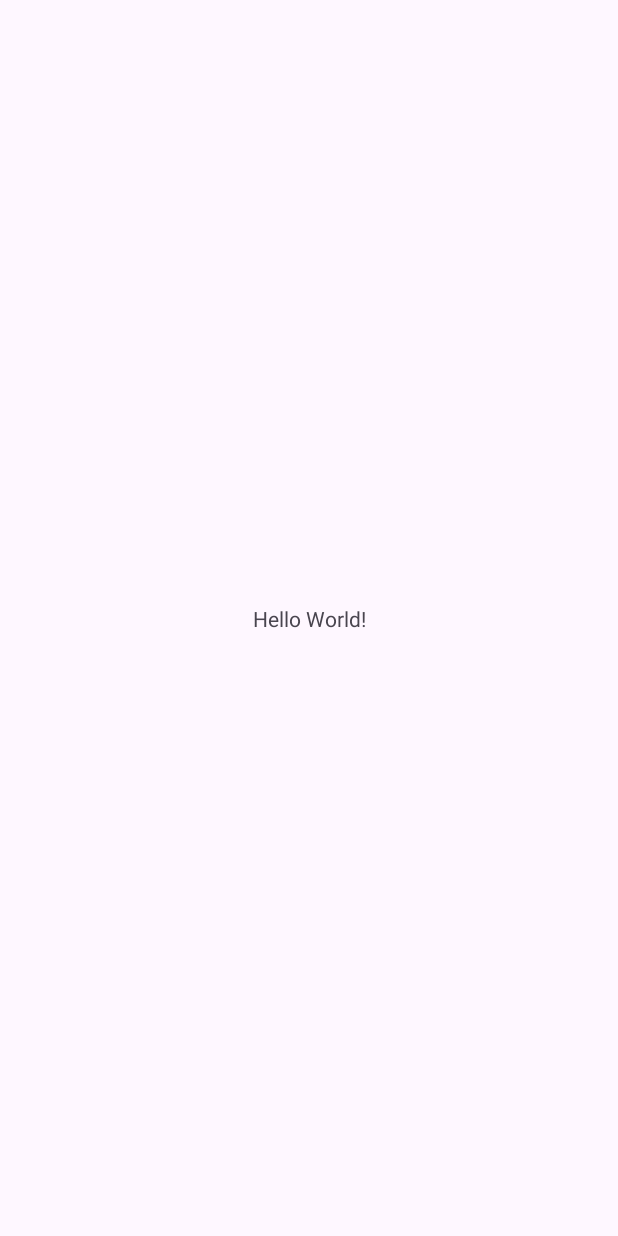
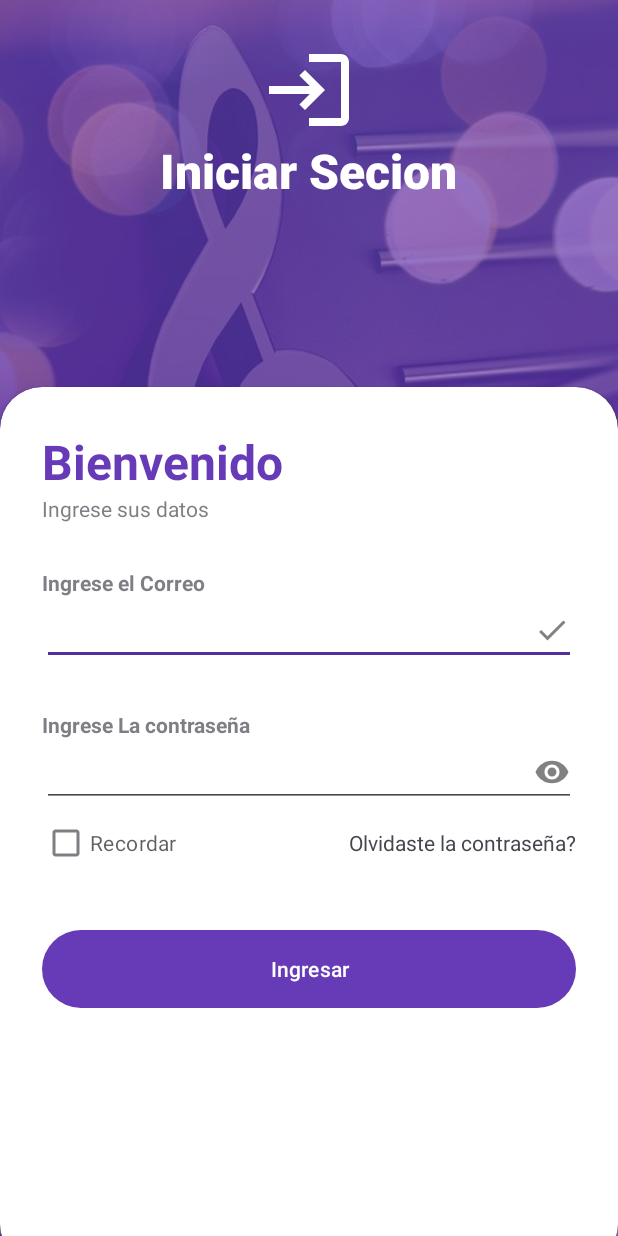
Before and after one commit to DylanBatzin/AppMusicFE, an Android app: the screen it shows after launch (MainActivity), on a phone screen of 412 x 824 dp. Before the commit the screen is almost empty. Run offline under Robolectric (Android 15) with nearby library versions, the phone set to English and light mode, and no system bars.

Commit message:
Vista Login

```diff
--- /dev/null
+++ b/app/src/main/res/drawable/done_icon.xml
@@ -0,0 +1,5 @@
+<vector xmlns:android="http://schemas.android.com/apk/res/android" android:height="24dp" android:tint="#818181" android:viewportHeight="24" android:viewportWidth="24" android:width="24dp">
+
+    <path android:fillColor="@android:color/white" android:pathData="M9,16.2L4.8,12l-1.4,1.4L9,19 21,7l-1.4,-1.4L9,16.2z"/>
+
+</vector>
--- /dev/null
+++ b/app/src/main/res/drawable/login_icon.xml
@@ -0,0 +1,5 @@
+<vector xmlns:android="http://schemas.android.com/apk/res/android" android:autoMirrored="true" android:height="64dp" android:tint="#FFFFFF" android:viewportHeight="24" android:viewportWidth="24" android:width="64dp">
+
+    <path android:fillColor="@android:color/white" android:pathData="M11,7L9.6,8.4l2.6,2.6H2v2h10.2l-2.6,2.6L11,17l5,-5L11,7zM20,19h-8v2h8c1.1,0 2,-0.9 2,-2V5c0,-1.1 -0.9,-2 -2,-2h-8v2h8V19z"/>
+
+</vector>
--- /dev/null
+++ b/app/src/main/res/drawable/password_icon.xml
@@ -0,0 +1,5 @@
+<vector xmlns:android="http://schemas.android.com/apk/res/android" android:height="24dp" android:tint="#818181" android:viewportHeight="24" android:viewportWidth="24" android:width="24dp">
+
+    <path android:fillColor="@android:color/white" android:pathData="M12,4.5C7,4.5 2.73,7.61 1,12c1.73,4.39 6,7.5 11,7.5s9.27,-3.11 11,-7.5c-1.73,-4.39 -6,-7.5 -11,-7.5zM12,17c-2.76,0 -5,-2.24 -5,-5s2.24,-5 5,-5 5,2.24 5,5 -2.24,5 -5,5zM12,9c-1.66,0 -3,1.34 -3,3s1.34,3 3,3 3,-1.34 3,-3 -1.34,-3 -3,-3z"/>
+
+</vector>
--- a/app/src/main/res/layout/activity_main.xml
+++ b/app/src/main/res/layout/activity_main.xml
@@ -1,19 +1,136 @@
 <?xml version="1.0" encoding="utf-8"?>
-<androidx.constraintlayout.widget.ConstraintLayout xmlns:android="http://schemas.android.com/apk/res/android"
+<RelativeLayout xmlns:android="http://schemas.android.com/apk/res/android"
     xmlns:app="http://schemas.android.com/apk/res-auto"
     xmlns:tools="http://schemas.android.com/tools"
     android:id="@+id/main"
     android:layout_width="match_parent"
     android:layout_height="match_parent"
+    android:background="@drawable/e5fe5432d023bb999ae0bd1fd94fe835"
     tools:context=".MainActivity">
 
+    <RelativeLayout
+        android:layout_width="match_parent"
+        android:layout_height="match_parent"
+        android:background="@color/primario"
+        android:alpha="0.7"/>
+    <LinearLayout
+        android:layout_width="match_parent"
+        android:layout_height="wrap_content"
+        android:orientation="vertical"
+        android:gravity="center"
+        android:padding="28dp">
+    <ImageView
+        android:layout_width="wrap_content"
+        android:layout_height="wrap_content"
+        android:src="@drawable/login_icon"
+        />
     <TextView
         android:layout_width="wrap_content"
         android:layout_height="wrap_content"
-        android:text="Hello World!"
-        app:layout_constraintBottom_toBottomOf="parent"
-        app:layout_constraintEnd_toEndOf="parent"
-        app:layout_constraintStart_toStartOf="parent"
-        app:layout_constraintTop_toTopOf="parent" />
+        android:text="Iniciar Secion"
+        android:textStyle="bold"
+        android:fontFamily="sans-serif-medium"
+        android:textSize="32sp"
+        android:textColor="@color/white"/>
+    </LinearLayout>
+<androidx.cardview.widget.CardView
+    android:layout_width="match_parent"
+    android:layout_height="wrap_content"
+    android:layout_alignParentBottom="true"
+    app:cardCornerRadius="28dp"
+    android:layout_marginBottom="-20dp">
 
-</androidx.constraintlayout.widget.ConstraintLayout>
+    <LinearLayout
+        android:layout_width="match_parent"
+        android:layout_height="match_parent"
+        android:orientation="vertical"
+        android:padding="28dp">
+
+        <TextView
+            android:layout_width="wrap_content"
+            android:layout_height="wrap_content"
+            android:text="Bienvenido"
+            android:textColor="@color/primario"
+            android:textSize="32sp"
+            android:textStyle="bold" />
+
+        <TextView
+            android:layout_width="wrap_content"
+            android:layout_height="wrap_content"
+            android:alpha="0.7"
+            android:text="Ingrese sus datos" />
+
+        <View
+            android:layout_width="wrap_content"
+            android:layout_height="30dp" />
+
+        <TextView
+            android:layout_width="wrap_content"
+            android:layout_height="wrap_content"
+            android:alpha="0.7"
+            android:text="Ingrese el Correo"
+            android:textStyle="bold" />
+
+        <EditText
+            android:id="@+id/correotxt"
+            android:layout_width="match_parent"
+            android:layout_height="wrap_content"
+            android:drawableEnd="@drawable/done_icon"
+            android:inputType="textEmailAddress" />
+
+        <View
+            android:layout_width="wrap_content"
+            android:layout_height="30dp" />
+
+        <TextView
+            android:layout_width="wrap_content"
+            android:layout_height="wrap_content"
+            android:alpha="0.7"
+            android:text="Ingrese La contraseña"
+            android:textStyle="bold" />
+
+        <EditText
+            android:id="@+id/passwordtxt"
+            android:layout_width="match_parent"
+            android:layout_height="wrap_content"
+            android:drawableEnd="@drawable/password_icon"
+            android:inputType="textPassword" />
+
+        <RelativeLayout
+            android:layout_width="match_parent"
+            android:layout_height="wrap_content">
+
+            <CheckBox
+                android:layout_width="wrap_content"
+                android:layout_height="wrap_content"
+                android:alpha="0.7"
+                android:text="Recordar" />
+
+            <TextView
+                android:layout_width="wrap_content"
+                android:layout_height="wrap_content"
+                android:layout_alignParentEnd="true"
+                android:layout_centerVertical="true"
+                android:text="Olvidaste la contraseña?" />
+
+        </RelativeLayout>
+
+        <View
+            android:layout_width="wrap_content"
+            android:layout_height="30dp" />
+
+        <com.google.android.material.button.MaterialButton
+            android:id="@+id/loginbtn"
+            android:layout_width="match_parent"
+            android:layout_height="60dp"
+            android:text="Ingresar"
+            app:cornerRadius="32dp" />
+
+        <View
+            android:layout_width="wrap_content"
+            android:layout_height="140dp" />
+
+    </LinearLayout>
+
+</androidx.cardview.widget.CardView>
+</RelativeLayout>
--- /dev/null
+++ b/app/src/main/res/layout/maind.xml
@@ -0,0 +1,6 @@
+<?xml version="1.0" encoding="utf-8"?>
+<androidx.constraintlayout.widget.ConstraintLayout xmlns:android="http://schemas.android.com/apk/res/android"
+    android:layout_width="match_parent"
+    android:layout_height="match_parent">
+
+</androidx.constraintlayout.widget.ConstraintLayout>
--- a/app/src/main/res/values/colors.xml
+++ b/app/src/main/res/values/colors.xml
@@ -2,4 +2,6 @@
 <resources>
     <color name="black">#FF000000</color>
     <color name="white">#FFFFFFFF</color>
+    <color name="primario">#673AB7</color>
+    <color name="secundario">#552D9E</color>
 </resources>
--- a/app/src/main/res/values/themes.xml
+++ b/app/src/main/res/values/themes.xml
@@ -1,6 +1,15 @@
 <resources xmlns:tools="http://schemas.android.com/tools">
     <!-- Base application theme. -->
     <style name="Base.Theme.AppFE" parent="Theme.Material3.DayNight.NoActionBar">
+        <item name="colorPrimary">@color/primario</item>
+        <item name="colorPrimaryVariant">@color/primario</item>
+        <item name="colorOnPrimary">@color/white</item>
+
+        <item name="colorSecondary">@color/secundario</item>
+        <item name="colorSecondaryVariant">@color/secundario</item>
+        <item name="colorOnSecondary">@color/white</item>
+        <item name="android:statusBarColor">@color/primario</item>
+
         <!-- Customize your light theme here. -->
         <!-- <item name="colorPrimary">@color/my_light_primary</item> -->
     </style>
```
Also changed, not shown: app/src/main/res/drawable/e5fe5432d023bb999ae0bd1fd94fe835.jpg (added).
